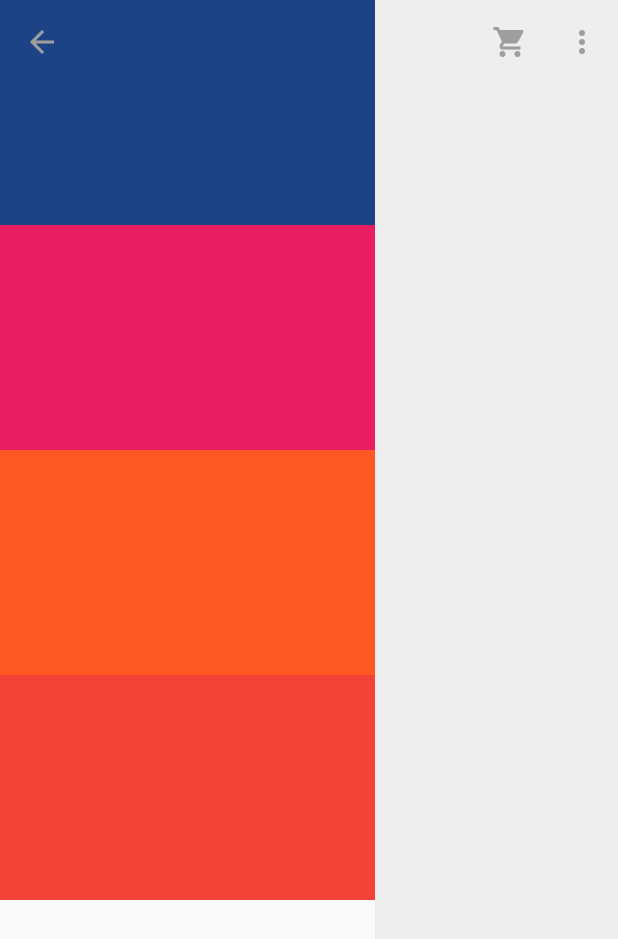
After one commit to Tecode/flutter_widget, a Flutter app: the screen it shows after launch, after a tap on "透明变色导航", on a phone screen of 412 x 824 dp. The commit adds this screen. Shown: the top 939 px of the screen. Run offline on Flutter 3.47's test engine with Material 2 defaults, Android fonts, the phone set to English and light mode, and no system bars; our stand-ins replace audioplayers, flare_flutter, flutter_sticky_header, video_player; network calls fail.

Commit message:
新增组件

```diff
--- a/lib/flutterApp.dart
+++ b/lib/flutterApp.dart
@@ -1,5 +1,7 @@
 import 'package:flutter/material.dart';
+import 'package:flutter_widget/routers/CollapseNavigation.dart';
 import 'package:flutter_widget/routers/LoginVideo.dart';
+import 'package:flutter_widget/routers/StackNavbar.dart';
 import 'package:flutter_widget/routers/Swiper.dart';
 import 'package:flutter_widget/routers/UnlimitedHighCarousel.dart';
 import 'package:flutter_widget/routers/AudioApp.dart';
@@ -122,6 +124,30 @@ class FlutterApp extends StatelessWidget {
                     context, MaterialPageRoute(builder: (context) => Swipe()));
               },
             ),
+            ListTile(
+              title: Text("透明变色导航"),
+              trailing: Icon(
+                Icons.keyboard_arrow_right,
+                color: Colors.black,
+              ),
+              onTap: () {
+                Navigator.push(context,
+                    MaterialPageRoute(builder: (context) => StackNavbar()));
+              },
+            ),
+            ListTile(
+              title: Text("吸顶导航"),
+              trailing: Icon(
+                Icons.keyboard_arrow_right,
+                color: Colors.black,
+              ),
+              onTap: () {
+                Navigator.push(
+                    context,
+                    MaterialPageRoute(
+                        builder: (context) => CollapseNavigation()));
+              },
+            ),
           ],
         ),
       ),
--- a/lib/main.dart
+++ b/lib/main.dart
@@ -44,7 +44,7 @@ class MyHomePage extends StatelessWidget {
               if (snapshot.hasData) {
                 return new Text(
                   '${snapshot.data.width}x${snapshot.data.height}',
-                  style: Theme.of(context).textTheme.headline1,
+                  style: Theme.of(context).textTheme.body2,
                 );
               } else {
                 return new Text('Loading...');
--- /dev/null
+++ b/lib/routers/StackNavbar.dart
@@ -0,0 +1,134 @@
+import 'dart:math';
+import 'package:flutter/material.dart';
+
+class StackNavbar extends StatefulWidget {
+  @override
+  _StackNavbarState createState() => _StackNavbarState();
+}
+
+class _StackNavbarState extends State<StackNavbar>
+    with TickerProviderStateMixin {
+  AnimationController _colorAnimationController;
+  AnimationController _textAnimationController;
+  Animation _colorTween, _iconColorTween;
+  Animation<Offset> _transTween;
+
+  @override
+  void initState() {
+    _colorAnimationController =
+        AnimationController(vsync: this, duration: Duration(seconds: 0));
+    _colorTween = ColorTween(begin: Colors.transparent, end: Color(0xFFee4c4f))
+        .animate(_colorAnimationController);
+    _iconColorTween = ColorTween(begin: Colors.grey, end: Colors.white)
+        .animate(_colorAnimationController);
+
+    _textAnimationController =
+        AnimationController(vsync: this, duration: Duration(seconds: 0));
+
+    _transTween = Tween(begin: Offset(-10, 40), end: Offset(-10, 0))
+        .animate(_textAnimationController);
+
+    super.initState();
+  }
+
+  bool _scrollListener(ScrollNotification scrollInfo) {
+    if (scrollInfo.metrics.axis == Axis.vertical) {
+      _colorAnimationController.animateTo(scrollInfo.metrics.pixels / 350);
+
+      _textAnimationController
+          .animateTo((scrollInfo.metrics.pixels - 350) / 50);
+      return true;
+    }
+    return false;
+  }
+
+  @override
+  Widget build(BuildContext context) {
+    return Scaffold(
+      backgroundColor: Color(0xFFEEEEEE),
+      body: NotificationListener<ScrollNotification>(
+        onNotification: _scrollListener,
+        child: Container(
+          height: double.infinity,
+          child: Stack(
+            children: <Widget>[
+              SingleChildScrollView(
+                child: Column(
+                  children: <Widget>[
+                    Container(
+                      height: 150,
+                      color:
+                          Color((Random().nextDouble() * 0xFFFFFF).toInt() << 0)
+                              .withOpacity(1),
+                      width: 250,
+                    ),
+                    Container(
+                      height: 150,
+                      color: Colors.pink,
+                      width: 250,
+                    ),
+                    Container(
+                      height: 150,
+                      color: Colors.deepOrange,
+                      width: 250,
+                    ),
+                    Container(
+                      height: 150,
+                      color: Colors.red,
+                      width: 250,
+                    ),
+                    Container(
+                      height: 150,
+                      color: Colors.white70,
+                      width: 250,
+                    ),
+                  ],
+                ),
+              ),
+              Container(
+                height: 80,
+                child: AnimatedBuilder(
+                  animation: _colorAnimationController,
+                  builder: (context, child) => AppBar(
+                    backgroundColor: _colorTween.value,
+                    elevation: 0,
+                    titleSpacing: 0.0,
+                    title: Transform.translate(
+                      offset: _transTween.value,
+                      child: Text(
+                        "Title",
+                        style: TextStyle(
+                            color: Colors.white,
+                            fontWeight: FontWeight.bold,
+                            fontSize: 16),
+                      ),
+                    ),
+                    iconTheme: IconThemeData(
+                      color: _iconColorTween.value,
+                    ),
+                    actions: <Widget>[
+                      IconButton(
+                        icon: Icon(
+                          Icons.local_grocery_store,
+                        ),
+                        onPressed: () {
+//                          Navigator.of(context).push(TutorialOverlay());
+                        },
+                      ),
+                      IconButton(
+                        icon: Icon(
+                          Icons.more_vert,
+                        ),
+                        onPressed: () {},
+                      ),
+                    ],
+                  ),
+                ),
+              ),
+            ],
+          ),
+        ),
+      ),
+    );
+  }
+}
```
Also changed, not shown: lib/routers/CollapseNavigation.dart (added, +103 -0 lines), pubspec.lock, 2 other files.
